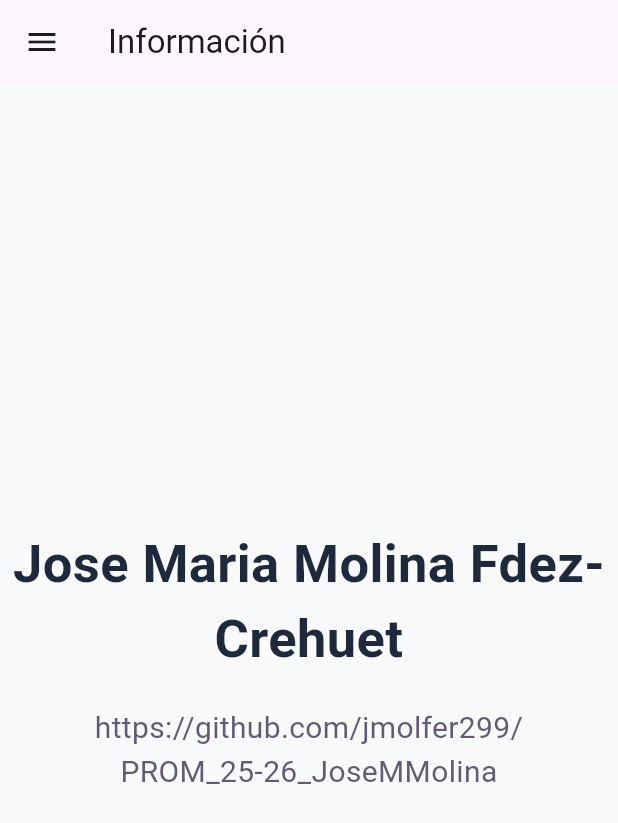
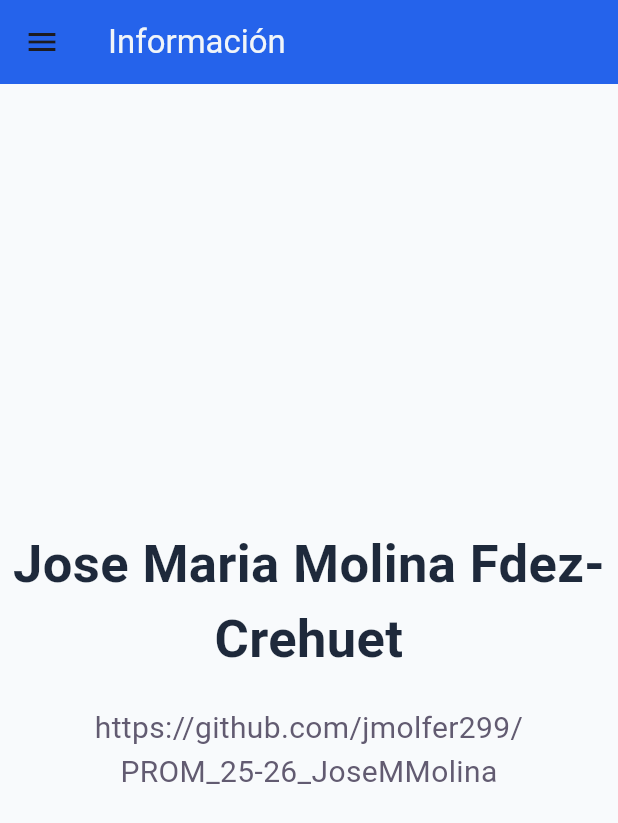
Before and after one commit to jmolfer299/PROM_25-26_JoseMMolina, a Flutter app: the ImagesScreen screen opened directly, in the side drawer, after a tap on "Ejercicio 1", on a phone screen of 412 x 824 dp. Shown: the top 823 px of the screen. Run offline on Flutter 3.47's test engine with Material 3 defaults, Android fonts, the phone set to English and light mode, and no system bars; our stand-ins replace google_fonts.

Commit message:
Añado un appbar widget para controlarlo

```diff
--- a/flutter_1/lib/screens/ejercicio10_screen.dart
+++ b/flutter_1/lib/screens/ejercicio10_screen.dart
@@ -1,5 +1,6 @@
 import 'package:flutter/material.dart';
 import 'package:flutter_1/core/app_colors.dart';
+import 'package:flutter_1/widgets/appbar_widget.dart';
 import '../drawer_menu.dart';
 
 class CounterScreen extends StatefulWidget {
@@ -37,10 +38,7 @@ class _CounterScreenState extends State<CounterScreen> {
           ? AppColorsLight.background
           : AppColorsDark.background,
       drawer: DrawerMenu(),
-      appBar: AppBar(
-        title: const Center(child: Text('Contador de Pulsaciones')),
-        backgroundColor: Colors.blueGrey,
-      ),
+      appBar: AppbarWidget(title: "Contador de Pulsacioness"),
       body: Padding(
         padding: const EdgeInsets.all(20.0),
         child: Column(
--- a/flutter_1/lib/screens/ejercicio1_screen.dart
+++ b/flutter_1/lib/screens/ejercicio1_screen.dart
@@ -1,20 +1,19 @@
 import 'package:flutter/material.dart';
 import 'package:flutter_1/core/app_colors.dart';
+import 'package:flutter_1/widgets/appbar_widget.dart';
 import '../drawer_menu.dart';
 
 class InfoScreen extends StatelessWidget {
   const InfoScreen({super.key});
-
+  final String title = "Información";
   @override
   Widget build(BuildContext context) {
     return Scaffold(
-    backgroundColor: Theme.of(context).brightness == Brightness.light
-      ? AppColorsLight.background
-      : AppColorsDark.background ,
+      backgroundColor: Theme.of(context).brightness == Brightness.light
+          ? AppColorsLight.background
+          : AppColorsDark.background,
       drawer: DrawerMenu(),
-      appBar: AppBar(
-        title: Text("Información"),
-      ),
+      appBar: AppbarWidget(title: title),
       body: Center(
         child: Column(
           mainAxisAlignment: MainAxisAlignment.center,
@@ -26,8 +25,8 @@ class InfoScreen extends StatelessWidget {
                 fontSize: 35,
                 fontWeight: FontWeight.bold,
                 color: Theme.of(context).brightness == Brightness.light
-                        ? AppColorsLight.text
-                        : AppColorsDark.text,
+                    ? AppColorsLight.text
+                    : AppColorsDark.text,
               ),
               textAlign: TextAlign.center,
             ),
--- a/flutter_1/lib/screens/ejercicio2_screen.dart
+++ b/flutter_1/lib/screens/ejercicio2_screen.dart
@@ -1,5 +1,6 @@
 import 'package:flutter/material.dart';
 import 'package:flutter_1/core/app_colors.dart';
+import 'package:flutter_1/widgets/appbar_widget.dart';
 import '../drawer_menu.dart';
 
 class ProfileScreen extends StatelessWidget {
@@ -11,7 +12,7 @@ class ProfileScreen extends StatelessWidget {
           ? AppColorsLight.background
           : AppColorsDark.background,
       drawer: DrawerMenu(),
-      appBar: AppBar(title: Text("Perfil")),
+      appBar: AppbarWidget(title: "Perfil"),
       body: Center(
         child: Column(
           mainAxisAlignment: MainAxisAlignment.center,
--- a/flutter_1/lib/screens/ejercicio3_screen.dart
+++ b/flutter_1/lib/screens/ejercicio3_screen.dart
@@ -1,5 +1,6 @@
 import 'package:flutter/material.dart';
 import 'package:flutter_1/core/app_colors.dart';
+import 'package:flutter_1/widgets/appbar_widget.dart';
 import '../drawer_menu.dart';
 
 class GalleryScreen extends StatelessWidget {
@@ -11,7 +12,7 @@ class GalleryScreen extends StatelessWidget {
           ? AppColorsLight.background
           : AppColorsDark.background,
       drawer: DrawerMenu(),
-      appBar: AppBar(title: Text("Galería")),
+            appBar: AppbarWidget(title: "Imagenes en fila"),
       body: Row(
         mainAxisAlignment: MainAxisAlignment.center,
         children: [
--- a/flutter_1/lib/screens/ejercicio5_screen.dart
+++ b/flutter_1/lib/screens/ejercicio5_screen.dart
@@ -15,11 +15,11 @@ class ImagesScreen extends StatelessWidget {
       body: Column(
         mainAxisAlignment: MainAxisAlignment.center,
         children: [
-          Image.asset("assets/image1.png", height: 80),
-          Image.asset("assets/image2.png", height: 80),
-          Image.asset("assets/image3.png", height: 80),
-          Image.asset("assets/img4.png", height: 80),
-          Image.asset("assets/img5.png", height: 80),
+          Image.asset("assets/image1.png", width: 200),
+          Image.asset("assets/image2.png", width: 200),
+          Image.asset("assets/image3.png", width: 200),
+          Image.asset("assets/img4.png", width: 200),
+          Image.asset("assets/img5.png", width: 200),
         ],
       ),
     );
--- a/flutter_1/lib/screens/ejercicio6_screen.dart
+++ b/flutter_1/lib/screens/ejercicio6_screen.dart
@@ -1,5 +1,6 @@
 import 'package:flutter/material.dart';
 import 'package:flutter_1/core/app_colors.dart';
+import 'package:flutter_1/widgets/appbar_widget.dart';
 import '../drawer_menu.dart';
 import 'package:google_fonts/google_fonts.dart';
 
@@ -7,20 +8,17 @@ class TextScreen extends StatelessWidget {
   const TextScreen({super.key});
   @override
   Widget build(BuildContext context) {
-    // Safe call to GoogleFonts.lobster: if it throws for any reason, fall back to a
-    // default TextStyle so the screen doesn't crash at runtime.
     final TextStyle lobsterStyle = (() {
       try {
         return GoogleFonts.lobster(fontSize: 20);
       } catch (e) {
-        // Could log the error if needed: debugPrint('GoogleFonts error: $e');
         return const TextStyle(fontSize: 20);
       }
     })();
 
     return Scaffold(
       drawer: DrawerMenu(),
-      appBar: AppBar(title: const Text("Textos")),
+      appBar: AppbarWidget(title: "Textos"),
       body: Column(
         children: [
           Expanded(
--- a/flutter_1/lib/screens/ejercicio7_screen.dart
+++ b/flutter_1/lib/screens/ejercicio7_screen.dart
@@ -1,5 +1,6 @@
 import 'package:flutter/material.dart';
 import 'package:flutter_1/core/app_colors.dart';
+import 'package:flutter_1/widgets/appbar_widget.dart';
 import '../drawer_menu.dart';
 
 class NewImagesScreen extends StatelessWidget {
@@ -12,7 +13,7 @@ class NewImagesScreen extends StatelessWidget {
           ? AppColorsLight.background
           : AppColorsDark.background,
       drawer: DrawerMenu(),
-      appBar: AppBar(title: Text("Galería")),
+      appBar: AppbarWidget(title: "Galería de Imágenes"),
       body: Row(
         mainAxisAlignment: MainAxisAlignment.center,
         children: [
--- a/flutter_1/lib/screens/ejercicio8_screen.dart
+++ b/flutter_1/lib/screens/ejercicio8_screen.dart
@@ -1,5 +1,6 @@
 import 'package:flutter/material.dart';
 import 'package:flutter_1/core/app_colors.dart';
+import 'package:flutter_1/widgets/appbar_widget.dart';
 import '../drawer_menu.dart';
 
 class ImagesPiramide extends StatelessWidget {
@@ -13,7 +14,7 @@ class ImagesPiramide extends StatelessWidget {
           ? AppColorsLight.background
           : AppColorsDark.background,
       drawer: DrawerMenu(),
-      appBar: AppBar(title: Text("Galería")),
+      appBar: AppbarWidget(title: "Pirámide de Imágenes"),
       body: Column(
         mainAxisAlignment: MainAxisAlignment.center,
         children: [
--- a/flutter_1/lib/screens/ejercicio9_screen.dart
+++ b/flutter_1/lib/screens/ejercicio9_screen.dart
@@ -1,6 +1,7 @@
 import 'package:flutter/material.dart';
 import 'package:flutter_1/core/app_colors.dart';
 import 'package:flutter_1/drawer_menu.dart';
+import 'package:flutter_1/widgets/appbar_widget.dart';
 
 class ChallengeScreen extends StatelessWidget {
   const ChallengeScreen({super.key});
@@ -11,7 +12,7 @@ class ChallengeScreen extends StatelessWidget {
           ? AppColorsLight.background
           : AppColorsDark.background,
       drawer: DrawerMenu(),
-      appBar: AppBar(title: Text("Challenge")),
+      appBar: AppbarWidget(title: "Challenge"),
       body: Align(
         alignment: Alignment.topCenter,
         child: Container(
--- /dev/null
+++ b/flutter_1/lib/widgets/appbar_widget.dart
@@ -0,0 +1,25 @@
+import 'package:flutter/material.dart';
+import 'package:flutter_1/core/app_colors.dart';
+
+class AppbarWidget extends StatelessWidget implements PreferredSizeWidget {
+  final String title;
+  const AppbarWidget({super.key, required this.title});
+
+  @override
+  Widget build(BuildContext context) {
+    return AppBar(
+      title: Text(
+        title,
+        style: TextStyle(
+          color: AppColorsDark.text,
+        ),
+      ),
+      backgroundColor: Theme.of(context).brightness == Brightness.light
+          ? AppColorsLight.primary
+          : AppColorsDark.secondary,
+    );
+  }
+
+  @override
+  Size get preferredSize => const Size.fromHeight(kToolbarHeight);
+}
```
Also changed, not shown: flutter_1/lib/screens/ejercicio12_screen.dart (+2 -11 lines), flutter_1/lib/screens/ejercicio13_screen.dart (+2 -5 lines), flutter_1/lib/screens/ejercicio4_screen.dart (+4 -3 lines).
